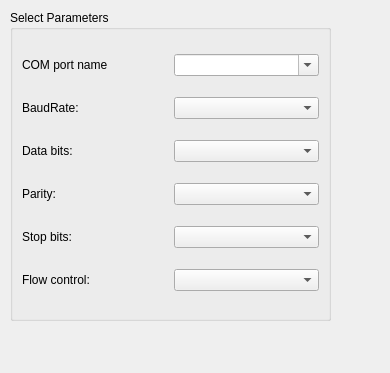
Old version of the form sources/settings_dialog/settings_com_port.ui in the repository anpp/openhxserver.
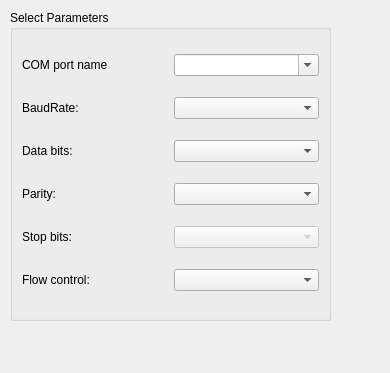
New version of the form.

The edit to the form file:
```diff
--- a/sources/settings_dialog/settings_com_port.ui
+++ b/sources/settings_dialog/settings_com_port.ui
@@ -27,7 +27,11 @@
    </property>
    <layout class="QGridLayout" name="gridLayout_2">
     <item row="4" column="1">
-     <widget class="QComboBox" name="stopBitsBox"/>
+     <widget class="QComboBox" name="stopBitsBox">
+      <property name="enabled">
+       <bool>false</bool>
+      </property>
+     </widget>
     </item>
     <item row="2" column="0">
      <widget class="QLabel" name="dataBitsLabel">
```
